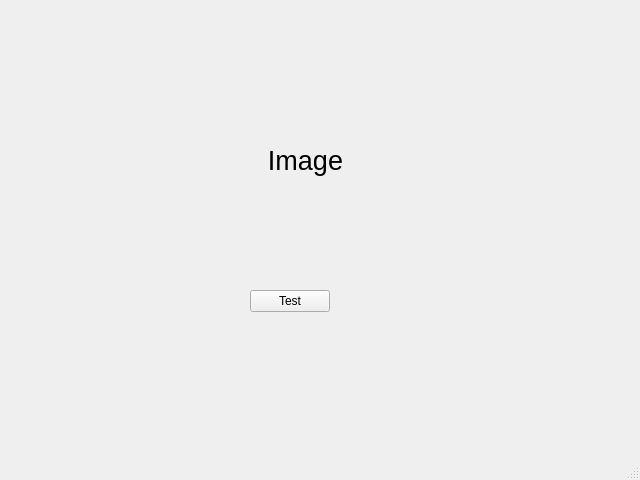
Old version of the form interface.ui in the repository ComteHerrapait/JutsuDance.
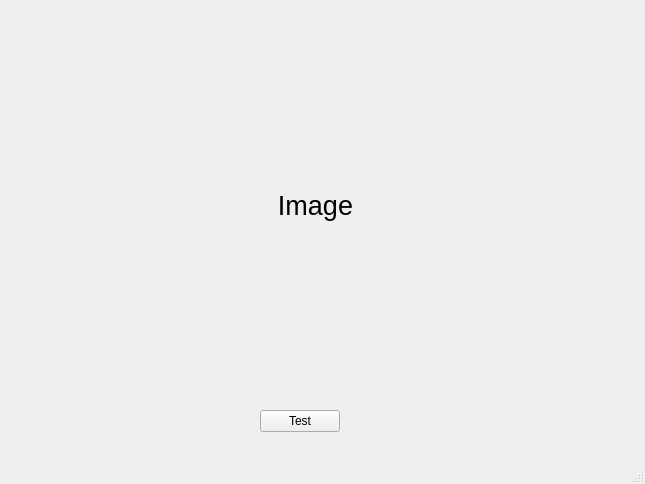
New version of the form.

What changed in the file:
```diff
--- a/interface.ui
+++ b/interface.ui
@@ -6,8 +6,8 @@
    <rect>
     <x>0</x>
     <y>0</y>
-    <width>640</width>
-    <height>480</height>
+    <width>645</width>
+    <height>484</height>
    </rect>
   </property>
   <property name="windowTitle">
@@ -17,8 +17,8 @@
    <widget class="QPushButton" name="pushButton">
     <property name="geometry">
      <rect>
-      <x>250</x>
-      <y>290</y>
+      <x>260</x>
+      <y>410</y>
       <width>80</width>
       <height>22</height>
      </rect>
@@ -30,10 +30,10 @@
    <widget class="QLabel" name="label">
     <property name="geometry">
      <rect>
-      <x>180</x>
-      <y>90</y>
-      <width>251</width>
-      <height>141</height>
+      <x>30</x>
+      <y>10</y>
+      <width>571</width>
+      <height>391</height>
      </rect>
     </property>
     <property name="font">
```
Left out of the diff: 2 changed lines with no effect on the pictures.
